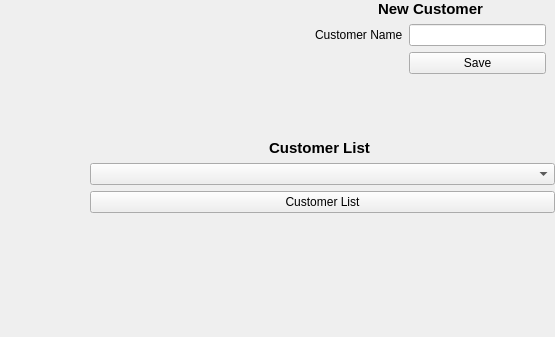
This is arayuz.ui in gosmik/PythonQtDesktopApp as Qt 5 draws it before an edit; both pictures show x 245 to 800 and y 0 to 337 of the 800 by 600 pixel window. The edited form follows.
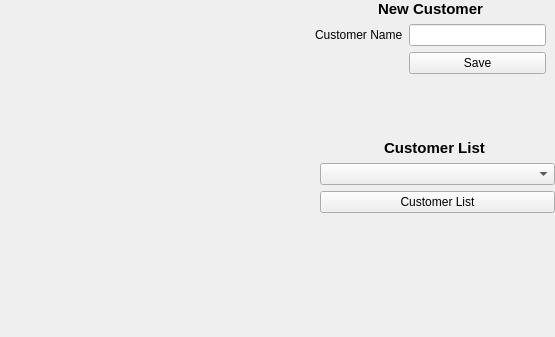
This is the edited form.

Commit message: combo box doldurma işlemi oldu

```diff
--- a/arayuz.ui
+++ b/arayuz.ui
@@ -63,9 +63,9 @@
    <widget class="QWidget" name="formLayoutWidget_2">
     <property name="geometry">
      <rect>
-      <x>329</x>
+      <x>559</x>
       <y>139</y>
-      <width>471</width>
+      <width>241</width>
       <height>441</height>
      </rect>
     </property>
```
The commit also changes 7 other files.
